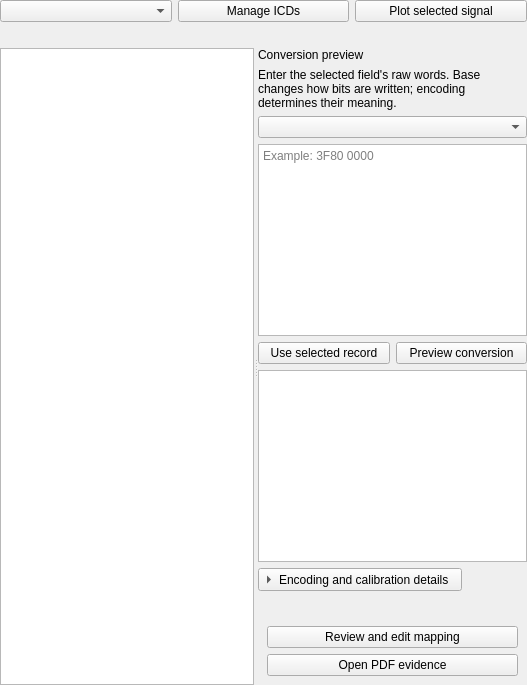
First picture: the form in apps/desktop/forms/engineering_page.ui, repository techmigosglobal/DA-AeroTrace1553, before the edit.
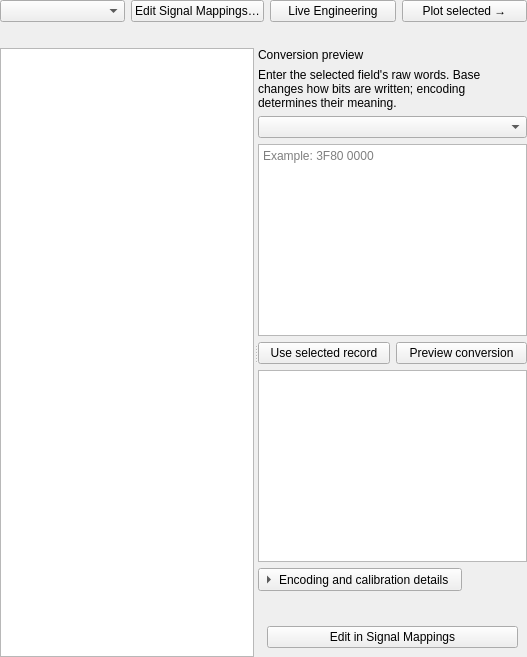
Second picture: the form after the edit.

What changed in the file:
```diff
--- a/apps/desktop/forms/engineering_page.ui
+++ b/apps/desktop/forms/engineering_page.ui
@@ -1,6 +1,6 @@
 <?xml version="1.0" encoding="UTF-8"?>
 <ui version="4.0"><class>EngineeringPage</class><widget class="QWidget" name="EngineeringPage"><layout class="QVBoxLayout" name="bodyLayout"><property name="leftMargin"><number>0</number></property><property name="topMargin"><number>0</number></property><property name="rightMargin"><number>0</number></property><property name="bottomMargin"><number>0</number></property>
-<item><widget class="QWidget" name="actionBar"><layout class="QHBoxLayout" name="actions"><property name="leftMargin"><number>0</number></property><property name="topMargin"><number>0</number></property><property name="rightMargin"><number>0</number></property><property name="bottomMargin"><number>0</number></property><item><widget class="QComboBox" name="analysisSource"/></item><item><widget class="QPushButton" name="loadProfileButton"><property name="text"><string>Manage ICDs</string></property></widget></item><item><widget class="QPushButton" name="openPlotsButton"><property name="text"><string>Plot selected signal</string></property><property name="primary" stdset="0"><bool>true</bool></property></widget></item></layout></widget></item>
+<item><widget class="QWidget" name="actionBar"><layout class="QHBoxLayout" name="actions"><property name="leftMargin"><number>0</number></property><property name="topMargin"><number>0</number></property><property name="rightMargin"><number>0</number></property><property name="bottomMargin"><number>0</number></property><item><widget class="QComboBox" name="analysisSource"/></item><item><widget class="QPushButton" name="loadProfileButton"><property name="text"><string>Edit Signal Mappings…</string></property></widget></item><item><widget class="QPushButton" name="liveEngineeringButton"><property name="text"><string>Live Engineering</string></property></widget></item><item><widget class="QPushButton" name="openPlotsButton"><property name="text"><string>Plot selected →</string></property><property name="primary" stdset="0"><bool>true</bool></property></widget></item></layout></widget></item>
 <item><widget class="QLabel" name="profileBadge"><property name="wordWrap"><bool>true</bool></property><property name="maximumHeight"><number>92</number></property></widget></item>
 <item><widget class="QSplitter" name="engineeringSplitter"><property name="orientation"><enum>Qt::Horizontal</enum></property>
 <widget class="QTableWidget" name="qualityTable"><property name="editTriggers"><set>QAbstractItemView::NoEditTriggers</set></property><property name="selectionBehavior"><enum>QAbstractItemView::SelectRows</enum></property><property name="selectionMode"><enum>QAbstractItemView::SingleSelection</enum></property><property name="minimumSize"><size><width>220</width><height>200</height></size></property></widget>
@@ -11,5 +11,5 @@
 <item><layout class="QHBoxLayout" name="previewActions"><item><widget class="QPushButton" name="useRecord"><property name="text"><string>Use selected record</string></property></widget></item><item><widget class="QPushButton" name="previewButton"><property name="text"><string>Preview conversion</string></property></widget></item></layout></item>
 <item><widget class="QPlainTextEdit" name="previewResult"><property name="readOnly"><bool>true</bool></property><property name="accessibleName"><string>Native conversion result</string></property></widget></item>
 <item><widget class="QToolButton" name="advancedButton"><property name="text"><string>Encoding and calibration details</string></property><property name="checkable"><bool>true</bool></property><property name="toolButtonStyle"><enum>Qt::ToolButtonTextBesideIcon</enum></property><property name="arrowType"><enum>Qt::RightArrow</enum></property></widget></item>
-<item><widget class="QWidget" name="advancedPanel"><layout class="QVBoxLayout" name="advancedLayout"><item><widget class="QLabel" name="ruleDetails"><property name="wordWrap"><bool>true</bool></property></widget></item><item><widget class="QPushButton" name="editRule"><property name="text"><string>Review and edit mapping</string></property></widget></item><item><widget class="QPushButton" name="openEvidence"><property name="text"><string>Open PDF evidence</string></property></widget></item></layout></widget></item>
+<item><widget class="QWidget" name="advancedPanel"><layout class="QVBoxLayout" name="advancedLayout"><item><widget class="QLabel" name="ruleDetails"><property name="wordWrap"><bool>true</bool></property></widget></item><item><widget class="QPushButton" name="editRule"><property name="text"><string>Edit in Signal Mappings</string></property></widget></item></layout></widget></item>
 </layout></widget></widget></item></layout></widget><resources/><connections/></ui>
```
